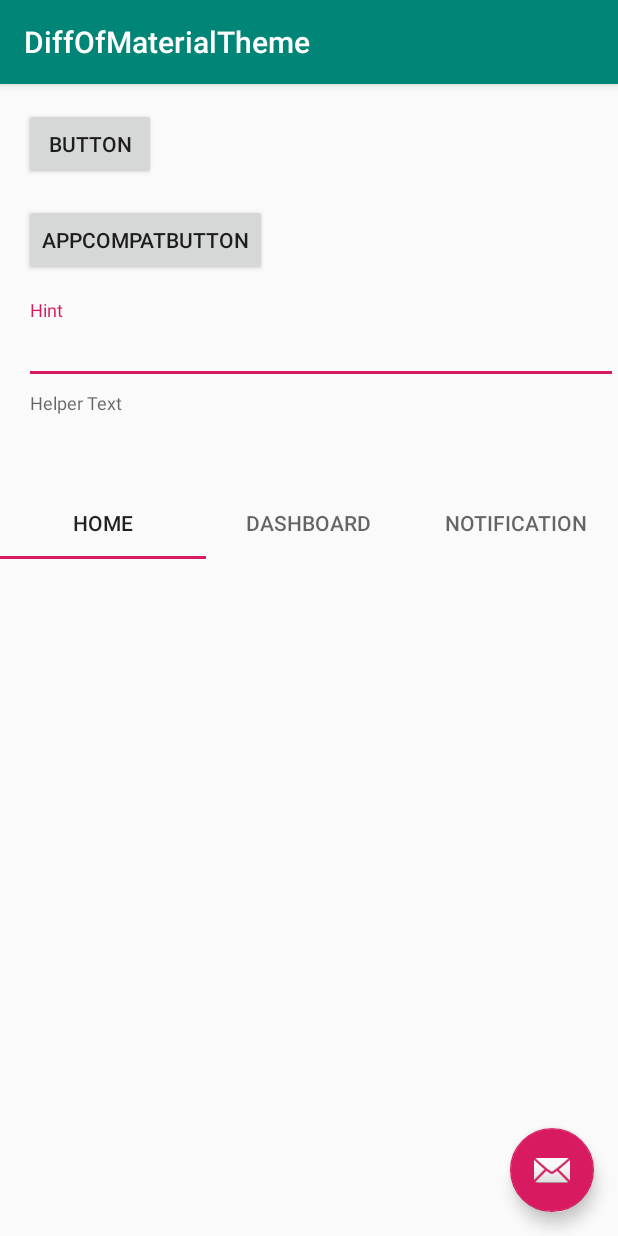
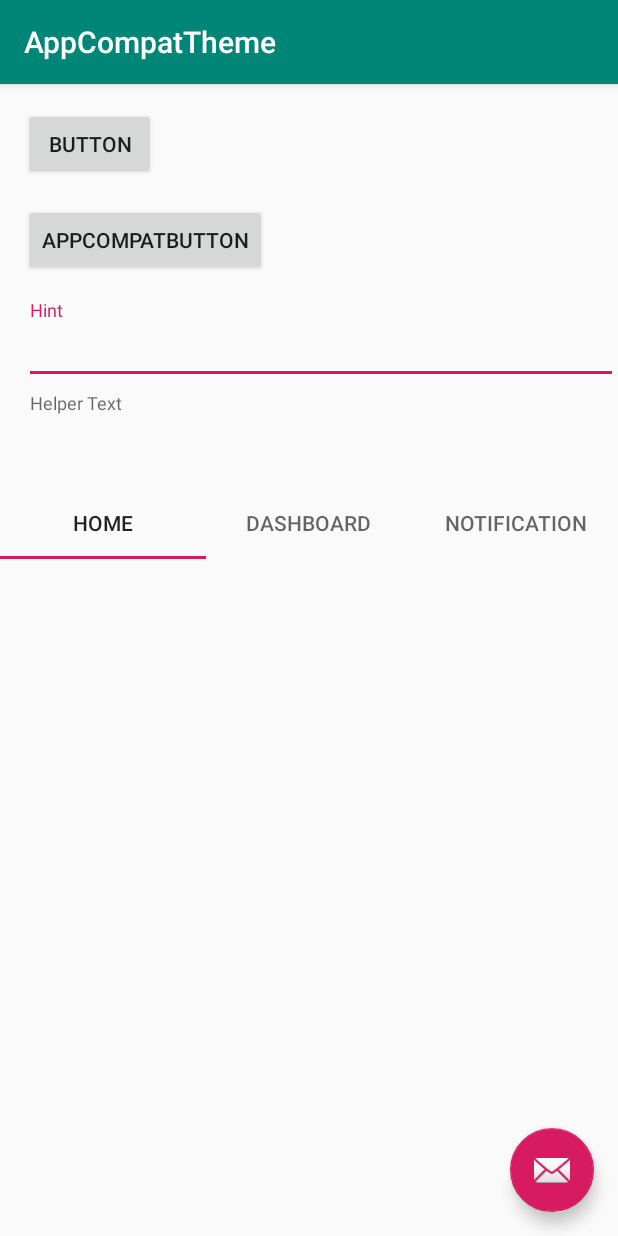
Before and after one commit to NUmeroAndDev/DiffMaterialTheme-android, an Android app: the screen it shows after launch (DesignActivity), after a tap on "APPCOMPAT", on a phone screen of 412 x 824 dp. Run offline under Robolectric (Android 15) with nearby library versions, the phone set to English and light mode, and no system bars.

Commit message:
タイトルの追加

```diff
--- a/app/src/main/java/com/numero/diff_of_material_theme/AppTheme.kt
+++ b/app/src/main/java/com/numero/diff_of_material_theme/AppTheme.kt
@@ -1,8 +1,9 @@
 package com.numero.diff_of_material_theme
 
+import androidx.annotation.StringRes
 import androidx.annotation.StyleRes
 
-enum class AppTheme(@StyleRes val styleId: Int) {
-    APP_COMPAT(R.style.AppCompatTheme),
-    MATERIAL(R.style.MaterialTheme)
+enum class AppTheme(@StyleRes val styleId: Int, @StringRes val titleId: Int) {
+    APP_COMPAT(R.style.AppCompatTheme, R.string.theme_app_compat),
+    MATERIAL(R.style.MaterialTheme, R.string.theme_material)
 }
--- a/app/src/main/java/com/numero/diff_of_material_theme/DesignActivity.kt
+++ b/app/src/main/java/com/numero/diff_of_material_theme/DesignActivity.kt
@@ -17,6 +17,10 @@ class DesignActivity : AppCompatActivity() {
 
         setContentView(R.layout.activity_design)
 
+        supportActionBar?.apply {
+            setTitle(appTheme.titleId)
+        }
+
         fab.setOnClickListener {
             Snackbar.make(coordinatorLayout, "Snackbar", Snackbar.LENGTH_SHORT).show()
         }
--- a/app/src/main/res/values/strings.xml
+++ b/app/src/main/res/values/strings.xml
@@ -1,4 +1,6 @@
 <resources>
     <string name="app_name">DiffOfMaterialTheme</string>
-    <string name="action_settings">Settings</string>
+
+    <string name="theme_app_compat">AppCompatTheme</string>
+    <string name="theme_material">MaterialTheme</string>
 </resources>
```
Also changed, not shown: app/src/main/res/menu/menu_main.xml (deleted, +0 -10 lines).
